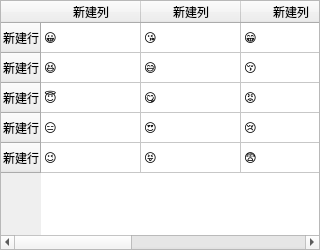
Old version of the form Qt-IM/emoji.ui in the repository XiaoZheng2003/BIT-QT-IM.
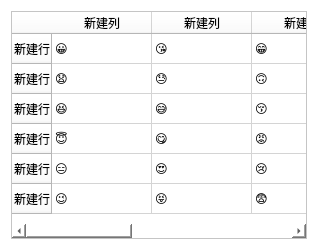
New version of the form.

Patch:
```diff
--- a/Qt-IM/emoji.ui
+++ b/Qt-IM/emoji.ui
@@ -6,22 +6,19 @@
    <rect>
     <x>0</x>
     <y>0</y>
-    <width>320</width>
+    <width>318</width>
     <height>250</height>
    </rect>
   </property>
   <property name="windowTitle">
    <string>Dialog</string>
   </property>
+  <property name="styleSheet">
+   <string notr="true">background-color: rgb(255, 255, 255);</string>
+  </property>
+  <layout class="QVBoxLayout" name="verticalLayout">
+   <item>
   <widget class="QTableWidget" name="emojiTable">
-   <property name="geometry">
-    <rect>
-     <x>0</x>
-     <y>0</y>
-     <width>320</width>
-     <height>250</height>
-    </rect>
-   </property>
    <property name="styleSheet">
     <string notr="true"/>
    </property>
@@ -50,6 +47,11 @@
      <string>新建行</string>
     </property>
    </row>
+     <row>
+      <property name="text">
+       <string>新建行</string>
+      </property>
+     </row>
    <column>
     <property name="text">
      <string>新建列</string>
@@ -102,105 +104,132 @@
    </item>
    <item row="1" column="0">
     <property name="text">
-     <string>😆</string>
+       <string>😧</string>
     </property>
    </item>
    <item row="1" column="1">
     <property name="text">
-     <string>😅</string>
+       <string>😓</string>
     </property>
    </item>
    <item row="1" column="2">
     <property name="text">
-     <string>😚</string>
+       <string>🙃</string>
     </property>
    </item>
    <item row="1" column="3">
     <property name="text">
-     <string>😰</string>
+       <string>😶</string>
     </property>
    </item>
    <item row="1" column="4">
     <property name="text">
-     <string>😥</string>
+       <string>😋</string>
     </property>
    </item>
    <item row="2" column="0">
     <property name="text">
-     <string>😇</string>
+       <string>😆</string>
     </property>
    </item>
    <item row="2" column="1">
     <property name="text">
-     <string>😋</string>
+       <string>😅</string>
     </property>
    </item>
    <item row="2" column="2">
     <property name="text">
-     <string>😡</string>
+       <string>😚</string>
     </property>
    </item>
    <item row="2" column="3">
     <property name="text">
-     <string>😭</string>
+       <string>😰</string>
     </property>
    </item>
    <item row="2" column="4">
     <property name="text">
-     <string>😷</string>
+       <string>😥</string>
     </property>
    </item>
    <item row="3" column="0">
     <property name="text">
-     <string>😑 </string>
+       <string>😇</string>
     </property>
    </item>
    <item row="3" column="1">
     <property name="text">
-     <string>😍</string>
+       <string>😋</string>
     </property>
    </item>
    <item row="3" column="2">
     <property name="text">
-     <string>😢</string>
+       <string>😡</string>
     </property>
    </item>
    <item row="3" column="3">
     <property name="text">
-     <string>😄</string>
+       <string>😭</string>
     </property>
    </item>
    <item row="3" column="4">
     <property name="text">
-     <string>😅</string>
+       <string>😷</string>
     </property>
    </item>
    <item row="4" column="0">
     <property name="text">
-     <string>😉</string>
+       <string>😑 </string>
     </property>
    </item>
    <item row="4" column="1">
     <property name="text">
-     <string>😝</string>
+       <string>😍</string>
     </property>
    </item>
    <item row="4" column="2">
     <property name="text">
-     <string>😨</string>
+       <string>😢</string>
     </property>
    </item>
    <item row="4" column="3">
     <property name="text">
-     <string>😢</string>
+       <string>😄</string>
     </property>
    </item>
    <item row="4" column="4">
     <property name="text">
+       <string>😅</string>
+      </property>
+     </item>
+     <item row="5" column="0">
+      <property name="text">
+       <string>😉</string>
+      </property>
+     </item>
+     <item row="5" column="1">
+      <property name="text">
+       <string>😝</string>
+      </property>
+     </item>
+     <item row="5" column="2">
+      <property name="text">
+       <string>😨</string>
+      </property>
+     </item>
+     <item row="5" column="3">
+      <property name="text">
+       <string>😢</string>
+      </property>
+     </item>
+     <item row="5" column="4">
+      <property name="text">
      <string>😳</string>
     </property>
    </item>
   </widget>
+   </item>
+  </layout>
  </widget>
  <resources/>
  <connections/>
```
Lines whose indentation alone changed are shown as unchanged.
